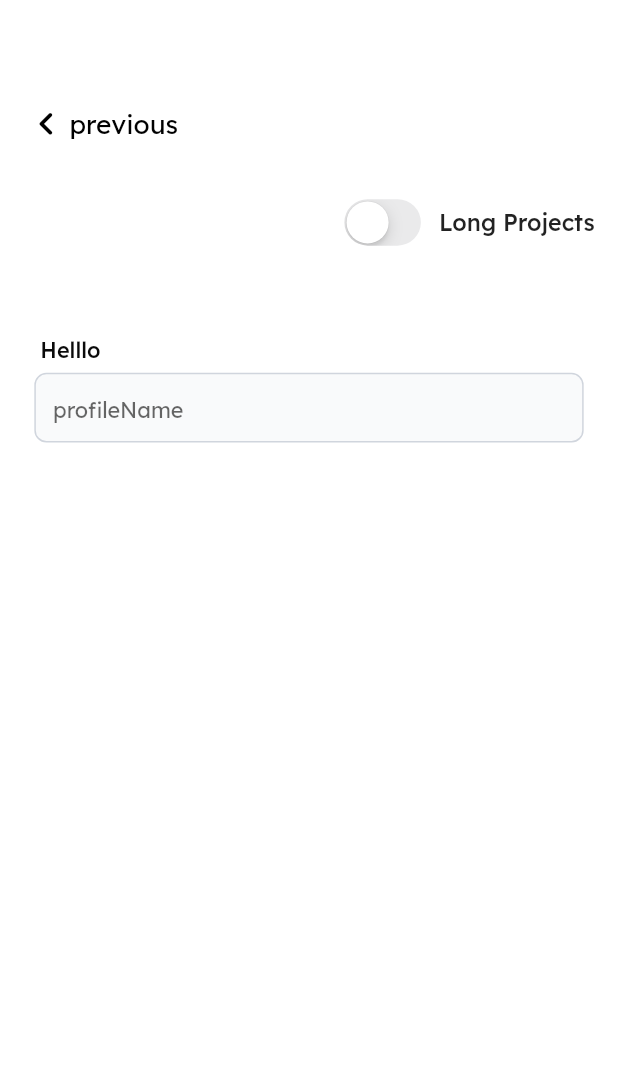
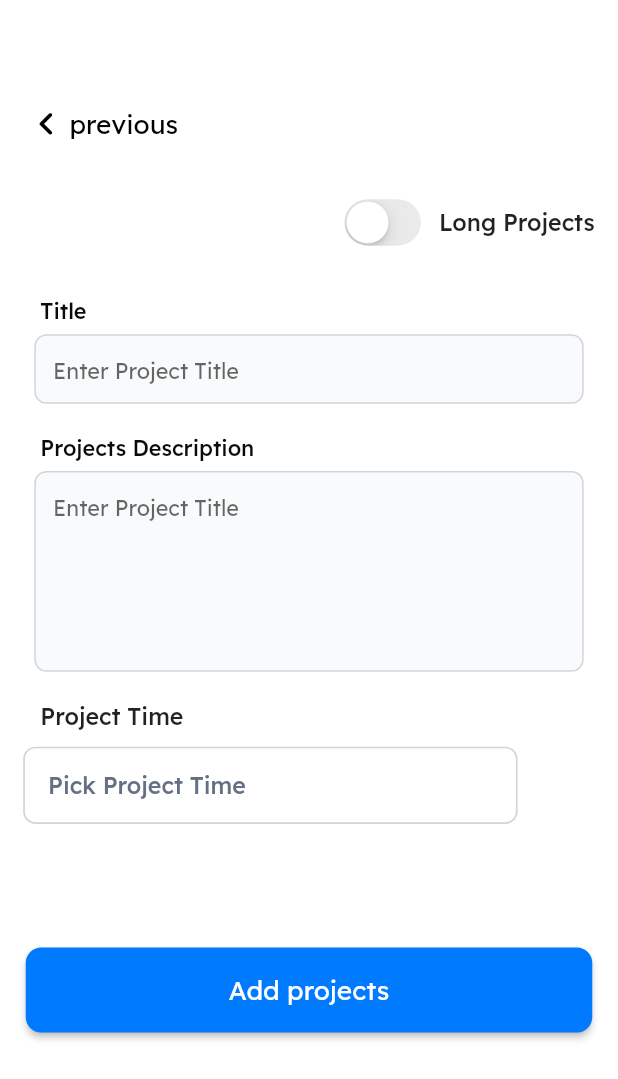
Before and after one commit to iammaymaps/tasksync, a Flutter app: the screen it shows once a user with an empty profile is signed in, on a phone screen of 412 x 824 dp. Shown: the top 1079 px of the screen. Run offline on Flutter 3.47's test engine with Material 2 defaults, Android fonts, the phone set to English and light mode, and no system bars; our stand-ins replace cloud_firestore, device_preview, dotted_border, firebase_auth, firebase_core, firebase_storage and 10 more; accounts and stored records are empty.

Commit message:
Box day 1

```diff
--- a/lib/HomeFeed/Screens/AddProjetcts/LongProjectsScreen.dart
+++ b/lib/HomeFeed/Screens/AddProjetcts/LongProjectsScreen.dart
@@ -4,6 +4,8 @@ import 'package:flutter_riverpod/flutter_riverpod.dart';
 import 'package:flutter_screenutil/flutter_screenutil.dart';
 import 'package:google_fonts/google_fonts.dart';
 import 'package:tasksync/HomeFeed/Screens/AddProjetcts/addProjectWidget/TextBoxAddProject.dart';
+import 'package:tasksync/HomeFeed/Screens/HomeCommonWidget/DateBox.dart';
+import 'package:tasksync/HomeFeed/Screens/HomeCommonWidget/ProjectsButton.dart';
 import 'package:tasksync/Navigation/BackButtonWidget.dart';
 import 'package:tasksync/PubAcesss/Colors.dart';
 
@@ -16,13 +18,16 @@ class LongProjectsScreen extends ConsumerStatefulWidget {
 }
 
 class _LongProjectsScreenState extends ConsumerState<LongProjectsScreen> {
-  TextEditingController _textEditingController = TextEditingController();
+  TextEditingController titelController = TextEditingController();
+  TextEditingController descriptionlController = TextEditingController();
   @override
   Widget build(BuildContext context) {
     bool isSwitched = false;
     return Scaffold(
         body: Padding(
             padding: EdgeInsets.all(15.r),
+            child: SingleChildScrollView(
+              scrollDirection: Axis.vertical,
               child: Column(children: [
                 SizedBox(
                   height: 50.h,
@@ -59,10 +64,29 @@ class _LongProjectsScreenState extends ConsumerState<LongProjectsScreen> {
                   height: 30.h,
                 ),
                 AddBoxText(
-                textEditingController: _textEditingController,
-                profileName: "profileName",
-                boxheadName: 'Helllo',
-              )
-            ])));
+                    textEditingController: titelController,
+                    insideBoxText: "Enter Project Title ",
+                    boxheadName: 'Title',
+                    hight: 45,
+                    width: 320,
+                    maxLength: 30),
+                AddBoxText(
+                    textEditingController: descriptionlController,
+                    insideBoxText: "Enter Project Title ",
+                    boxheadName: 'Projects Description',
+                    hight: 130,
+                    width: 320,
+                    maxLength: 300),
+                DateBoxWidget(
+                  profileName: 'Pick Project Time',
+                  textcolor: borderBoxText,
+                  bordercolor: borderBox,
+                ),
+                SizedBox(
+                  height: 50.h,
+                ),
+                ProjectsButton(onPressed: () {})
+              ]),
+            )));
   }
 }
--- a/lib/HomeFeed/Screens/AddProjetcts/addProjectWidget/TextBoxAddProject.dart
+++ b/lib/HomeFeed/Screens/AddProjetcts/addProjectWidget/TextBoxAddProject.dart
@@ -10,20 +10,25 @@ import 'package:tasksync/PubAcesss/Colors.dart';
 class AddBoxText extends ConsumerStatefulWidget {
   const AddBoxText({
     required this.textEditingController,
-    required this.profileName,
+    required this.insideBoxText,
     required this.boxheadName,
+    required this.hight,
+    required this.width,
+    required this.maxLength,
   });
 
   final TextEditingController textEditingController;
-  final String profileName;
+  final String insideBoxText;
   final String boxheadName;
+  final double hight;
+  final double width;
+  final int maxLength;
   @override
   ConsumerState<ConsumerStatefulWidget> createState() => _AddBoxTextState();
 }
 
 class _AddBoxTextState extends ConsumerState<AddBoxText> {
   bool isSelected = true;
-  int _maxLength = 30;
 
   void _toggleSelection() {
     setState(() {
@@ -35,9 +40,6 @@ class _AddBoxTextState extends ConsumerState<AddBoxText> {
   Widget build(BuildContext context) {
     return Column(
       children: [
-        SizedBox(
-          height: 25.h,
-        ),
         Row(
           mainAxisAlignment: MainAxisAlignment.start,
           children: [
@@ -59,8 +61,8 @@ class _AddBoxTextState extends ConsumerState<AddBoxText> {
         GestureDetector(
           onTap: _toggleSelection,
           child: Container(
-            height: 45.h,
-            width: 320.w,
+            height: widget.hight.h,
+            width: widget.width.w,
             decoration: ShapeDecoration(
                 color: isSelected ? defaultBox : Colors.white,
                 shape: RoundedRectangleBorder(
@@ -70,26 +72,28 @@ class _AddBoxTextState extends ConsumerState<AddBoxText> {
               padding: EdgeInsets.symmetric(horizontal: 10.w),
               child: Expanded(
                 child: TextField(
+                  maxLines: null,
+                  keyboardType: TextInputType.multiline,
                   onChanged: (text) {
                     isSelected = false;
-                    if (text.length > _maxLength) {
+                    if (text.length > widget.maxLength) {
                       setState(() {
                         widget.textEditingController.text =
-                            text.substring(0, _maxLength);
+                            text.substring(0, widget.maxLength);
                         widget.textEditingController.selection =
-                            TextSelection.collapsed(offset: _maxLength);
+                            TextSelection.collapsed(offset: widget.maxLength);
                       });
                     }
                   },
                   // Replace Text widget with TextField widget
                   decoration: InputDecoration(
-                    hintText: widget.profileName,
+                    hintText: widget.insideBoxText,
                     border: InputBorder.none,
                   ),
 
                   controller: widget.textEditingController,
                   style: GoogleFonts.lexend(
-                    color:  isSelected ?defaultBoxText: borderSelectedBoxText ,
+                    color: isSelected ? defaultBoxText : borderSelectedBoxText,
                     fontSize: 14.sp,
                     fontWeight: FontWeight.w400,
                   ),
@@ -99,7 +103,7 @@ class _AddBoxTextState extends ConsumerState<AddBoxText> {
           ),
         ),
         SizedBox(
-          height: 30.h,
+          height: 20.h,
         ),
       ],
     );
--- /dev/null
+++ b/lib/HomeFeed/Screens/HomeCommonWidget/DateBox.dart
@@ -0,0 +1,76 @@
+// ignore_for_file: public_member_api_docs, sort_constructors_first
+import 'package:flutter/material.dart';
+import 'package:flutter_screenutil/flutter_screenutil.dart';
+import 'package:google_fonts/google_fonts.dart';
+
+import 'package:tasksync/PubAcesss/Colors.dart';
+
+class DateBoxWidget extends StatelessWidget {
+  const DateBoxWidget({
+    Key? key,
+    required this.profileName,
+    required this.textcolor,
+    required this.bordercolor,
+  }) : super(key: key);
+  final String profileName;
+  final Color textcolor;
+  final Color bordercolor;
+  @override
+  Widget build(BuildContext context) {
+    return Column(
+      mainAxisAlignment: MainAxisAlignment.start,
+      crossAxisAlignment: CrossAxisAlignment.start,
+      children: [
+        Row(
+          children: [
+            SizedBox(
+              width: 10.w,
+            ),
+            Text(
+              'Project Time',
+              style: GoogleFonts.lexend(
+                  fontSize: 15.sp, fontWeight: FontWeight.w500),
+            ),
+          ],
+        ),
+        SizedBox(
+          height: 10.h,
+        ),
+        Container(
+          width: 320.h,
+          height: 45.w,
+          decoration: ShapeDecoration(
+              color: Colors.white,
+              shape: RoundedRectangleBorder(
+                  side: BorderSide(width: 1.w, color: bordercolor),
+                  borderRadius: BorderRadius.circular(8.r))),
+          child: Padding(
+            padding: EdgeInsets.symmetric(horizontal: 15.r),
+            child: Row(
+              children: [
+                Expanded(
+                  child: SingleChildScrollView(
+                    scrollDirection: Axis.horizontal,
+                    child: ClipRRect(
+                      child: Text(
+                        overflow: TextOverflow.ellipsis,
+                        profileName,
+                        style: GoogleFonts.lexend(
+                            color: textcolor,
+                            fontSize: 15.sp,
+                            fontWeight: FontWeight.w500),
+                      ),
+                    ),
+                  ),
+                ),
+              ],
+            ),
+          ),
+        ),
+        SizedBox(
+          height: 30.h,
+        )
+      ],
+    );
+  }
+}
--- /dev/null
+++ b/lib/HomeFeed/Screens/HomeCommonWidget/ProjectsButton.dart
@@ -0,0 +1,26 @@
+import 'package:flutter/material.dart';
+import 'package:flutter_screenutil/flutter_screenutil.dart';
+import 'package:google_fonts/google_fonts.dart';
+import 'package:tasksync/PubAcesss/Colors.dart';
+
+class ProjectsButton extends StatelessWidget {
+  const ProjectsButton({super.key, required this.onPressed});
+
+  final VoidCallback onPressed;
+  @override
+  Widget build(BuildContext context) {
+    return ElevatedButton(
+      onPressed: onPressed,
+      child: Text(
+        "Add projects",
+        style: GoogleFonts.lexend(
+            color: Colors.white, fontSize: 17.sp, fontWeight: FontWeight.w400),
+      ),
+      style: ElevatedButton.styleFrom(
+          fixedSize: Size(330.w, 55.h),
+          backgroundColor: blue,
+          shape: RoundedRectangleBorder(
+              borderRadius: BorderRadius.circular(10.r))),
+    );
+  }
+}
--- a/lib/HomeFeed/Screens/HomeFeed.dart
+++ b/lib/HomeFeed/Screens/HomeFeed.dart
@@ -5,6 +5,7 @@ import 'package:google_fonts/google_fonts.dart';
 import 'package:tasksync/Authentication/Auth%20Controller/AuthController.dart';
 import 'package:tasksync/HomeFeed/Screens/HomeCommonWidget/DottedBorder.dart';
 import 'package:tasksync/HomeFeed/Screens/HomeCommonWidget/LongProjets.dart';
+import 'package:tasksync/HomeFeed/Screens/HomeCommonWidget/ProjectsButton.dart';
 import 'package:tasksync/HomeFeed/Screens/HomeCommonWidget/ShortProject.dart';
 import 'package:tasksync/PubAcesss/Colors.dart';
 
@@ -121,22 +122,8 @@ class _HomeFeedState extends ConsumerState<HomeFeed> {
               SizedBox(
                 height: 50.h,
               ),
+ProjectsButton(onPressed:(){})
 
-              ElevatedButton(
-                onPressed: () {},
-                child: Text(
-                  "Add projects",
-                  style: GoogleFonts.lexend(
-                      color: Colors.white,
-                      fontSize: 17.sp,
-                      fontWeight: FontWeight.w400),
-                ),
-                style: ElevatedButton.styleFrom(
-                    fixedSize: Size(330.w, 55.h),
-                    primary: blue,
-                    shape: RoundedRectangleBorder(
-                        borderRadius: BorderRadius.circular(10.r))),
-              )
             ],
           ),
         ),
```
Lines whose indentation alone changed are shown as unchanged.
